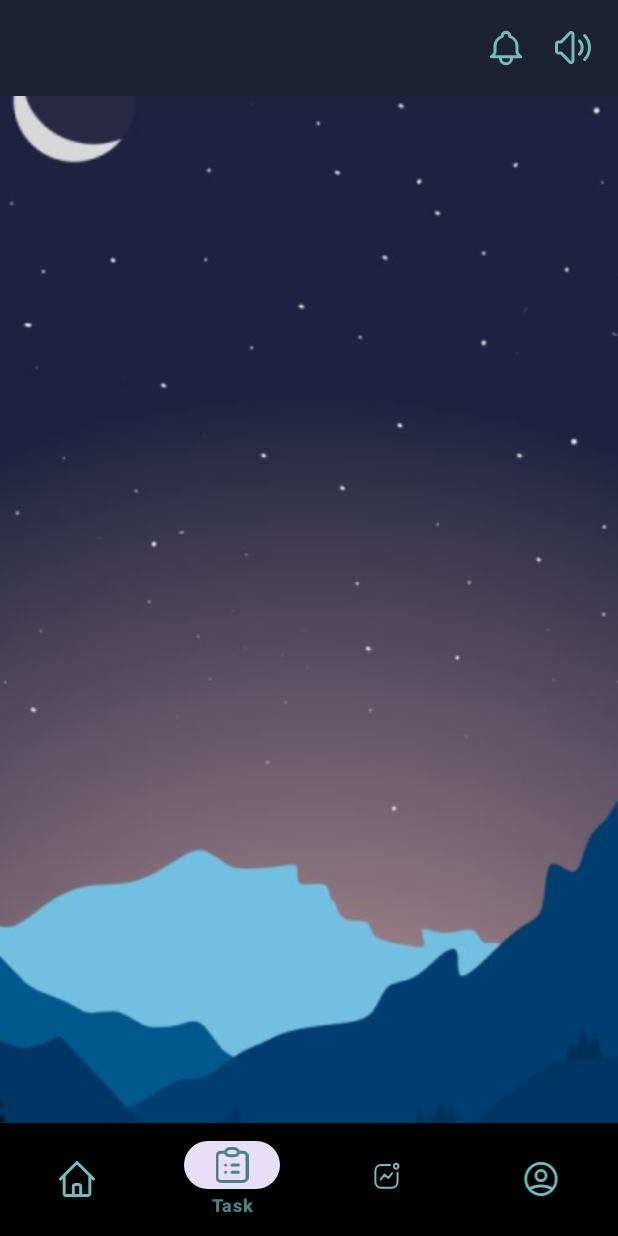
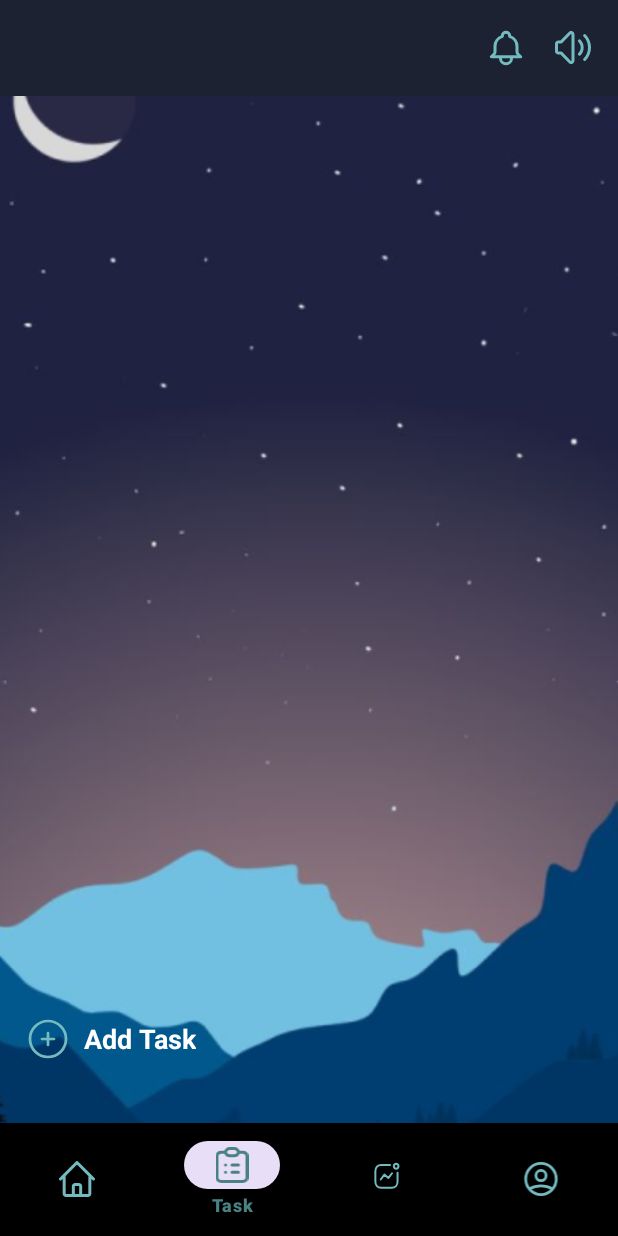
Before and after one commit to BryanJ0904/cozy-focus, an Android app: the screen it shows after launch (MainActivity), item 2 of the bottom bar chosen, on a phone screen of 412 x 824 dp. Run offline under Robolectric (Android 15) with nearby library versions, the light colour scheme and no system bars.

Commit message:
Add layout for tasks list and task card

```diff
--- a/app/src/main/res/layout/fragment_second.xml
+++ b/app/src/main/res/layout/fragment_second.xml
@@ -1,20 +1,46 @@
 <?xml version="1.0" encoding="utf-8"?>
-<androidx.constraintlayout.widget.ConstraintLayout
+<LinearLayout
     xmlns:android="http://schemas.android.com/apk/res/android"
-    xmlns:app="http://schemas.android.com/apk/res-auto"
-    xmlns:tools="http://schemas.android.com/tools"
     android:layout_width="match_parent"
     android:layout_height="match_parent"
-    tools:context=".MainActivity">
+    android:orientation="vertical"
+    android:padding="16dp">
 
-    <TextView
-        android:id="@+id/secondFragment"
+    <LinearLayout
+        xmlns:android="http://schemas.android.com/apk/res/android"
+        android:id="@+id/addTask"
         android:layout_width="wrap_content"
+        android:layout_height="48dp"
+        android:orientation="horizontal"
+        android:clickable="true"
+        android:focusable="true">
+
+        <ImageView
+            android:id="@+id/addTaskIcon"
+            android:layout_width="32dp"
+            android:layout_height="32dp"
+            android:src="@drawable/plus_circle"
+            android:layout_gravity="center_vertical"
+            android:contentDescription="Add Task Icon"
+            android:background="@android:color/transparent"
+            android:layout_marginEnd="8dp"/>
+
+        <TextView
+            android:id="@+id/addTaskLabel"
+            android:layout_width="wrap_content"
+            android:layout_height="wrap_content"
+            android:text="Add Task"
+            android:textColor="@android:color/white"
+            android:textSize="18sp"
+            android:textStyle="bold"
+            android:layout_gravity="center_vertical" />
+    </LinearLayout>
+
+
+    <androidx.recyclerview.widget.RecyclerView
+        android:id="@+id/taskItems"
+        android:layout_width="match_parent"
         android:layout_height="wrap_content"
-        app:layout_constraintBottom_toBottomOf="parent"
-        app:layout_constraintEnd_toEndOf="parent"
-        app:layout_constraintHorizontal_bias="0.5"
-        app:layout_constraintStart_toStartOf="parent"
-        app:layout_constraintTop_toTopOf="parent" />
-
-</androidx.constraintlayout.widget.ConstraintLayout>
+        android:layout_marginTop="16dp"
+        android:scrollbars="vertical" />
+</LinearLayout>
--- a/app/src/main/res/values/colors.xml
+++ b/app/src/main/res/values/colors.xml
@@ -5,5 +5,8 @@
     <color name="yellow">#FFFFFF00</color>
     <color name="icon_color">#73BBBF</color>
     <color name="top_color">#1C2231</color>
-
+    <color name="button_primary">#73BBBF</color>
+    <color name="warning">#F59E0B</color>
+    <color name="info">#6B7280</color>
+    <color name="success">#4CAF50</color>
 </resources>
```
Also changed, not shown: app/src/main/res/layout/task_card.xml (added, +87 -0 lines).
